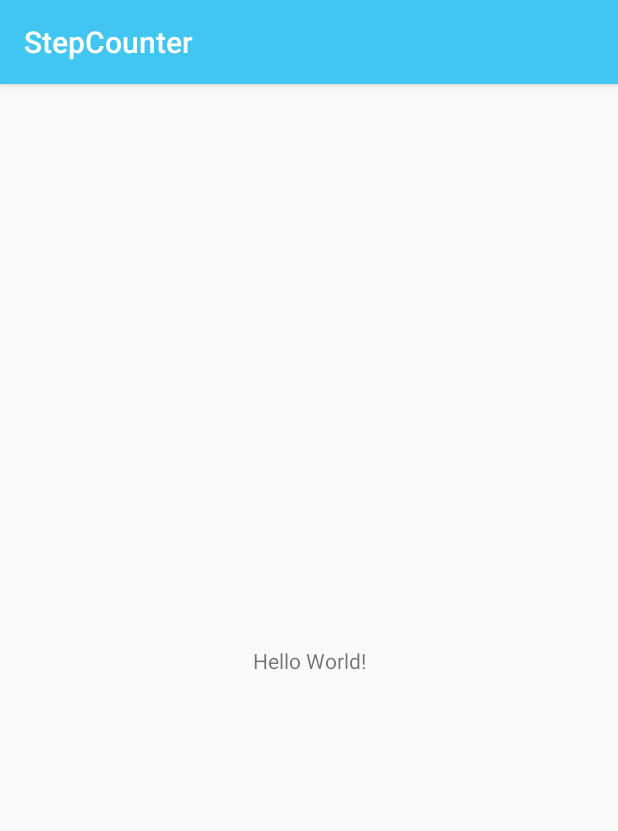
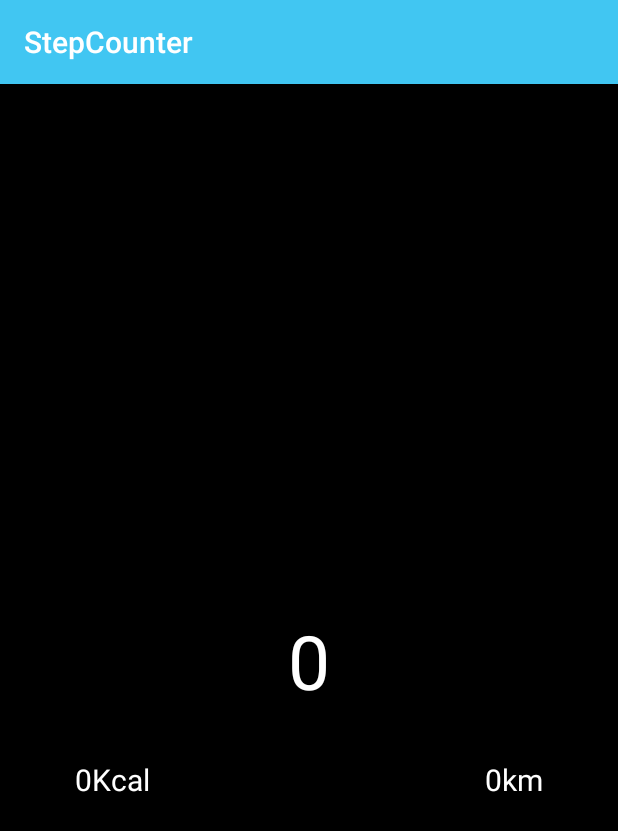
Before and after one commit to devanica/Speed, an Android app: the screen it shows after launch (MainActivity), on a phone screen of 412 x 824 dp. Shown: the top 831 px of the screen. Run offline under Robolectric (Android 15) with nearby library versions, the phone set to English and light mode, and no system bars.

Commit message:
Added calorie counter and kilometer counter

```diff
--- a/app/src/main/java/com/application/stepcounter/MainActivity.kt
+++ b/app/src/main/java/com/application/stepcounter/MainActivity.kt
@@ -1,11 +1,12 @@
 package com.application.stepcounter
 
+import android.annotation.SuppressLint
 import android.content.Context
 import android.hardware.Sensor
 import android.hardware.SensorManager
 import android.os.Bundle
-import android.widget.Toast
 import androidx.appcompat.app.AppCompatActivity
+import kotlinx.android.synthetic.main.activity_main.*
 
 class MainActivity : AppCompatActivity() {
     private var mStepCounter: StepCounter? = null
@@ -14,25 +15,42 @@ class MainActivity : AppCompatActivity() {
 
     private var steps = 0
 
+    @SuppressLint("SetTextI18n")
     public override fun onCreate(savedInstanceState: Bundle?) {
         super.onCreate(savedInstanceState)
         setContentView(R.layout.activity_main)
 
+        if (savedInstanceState == null){
+            tv_steps.text = steps.toString()
+            tv_kilometers.text = "${Util.calculateKilometers(steps)}km"
+            tv_calories.text = "${Util.calculateCalories(steps)}Kcal"
+        }
+
         mSensorManager = getSystemService(Context.SENSOR_SERVICE) as SensorManager
         mAccelerometer = mSensorManager!!.getDefaultSensor(Sensor.TYPE_ACCELEROMETER)
         mStepCounter = StepCounter(object : StepCounter.StepListener {
+            @SuppressLint("SetTextI18n")
             override fun onStepTaken() {
-                Toast.makeText(applicationContext, "Sensors are working", Toast.LENGTH_SHORT)
-                    .show()
-                steps =+ 1
-                savedInstanceState!!.putInt("steps", steps)
+                steps += 1
+                tv_steps.text = steps.toString()
+                tv_kilometers.text = "${Util.calculateKilometers(steps)} km"
+                tv_calories.text = "${Util.calculateCalories(steps)} Kcal"
             }
         })
     }
 
+    override fun onSaveInstanceState(outState: Bundle) {
+        super.onSaveInstanceState(outState)
+        outState.putInt("steps", steps)
+    }
+
+    @SuppressLint("SetTextI18n")
     override fun onRestoreInstanceState(savedInstanceState: Bundle) {
         super.onRestoreInstanceState(savedInstanceState)
         steps = savedInstanceState.getInt("steps")
+        tv_steps.text = steps.toString()
+        tv_kilometers.text = "${Util.calculateKilometers(steps)}km"
+        tv_calories.text = "${Util.calculateCalories(steps)}Kcal"
     }
 
     override fun onResume() {
--- a/app/src/main/java/com/application/stepcounter/StepCounter.kt
+++ b/app/src/main/java/com/application/stepcounter/StepCounter.kt
@@ -1,16 +1,13 @@
 package com.application.stepcounter
 
-import android.app.Service
-import android.content.Intent
 import android.hardware.Sensor
 import android.hardware.SensorEvent
 import android.hardware.SensorEventListener
-import android.os.IBinder
 
-class StepCounter(private val mStepListener: StepListener) : Service(), SensorEventListener {
+class StepCounter(private val mStepListener: StepListener) : SensorEventListener {
 
     override fun onSensorChanged(event: SensorEvent) {
-        if (event.values[0] > 15 || event.values[1] > 15 || event.values[2] > 15) {
+        if (event.values[0] > 20 || event.values[1] > 20 || event.values[2] > 20) {
             mStepListener.onStepTaken()
         }
     }
@@ -19,10 +16,6 @@ class StepCounter(private val mStepListener: StepListener) : Service(), SensorEv
 
     }
 
-    override fun onBind(intent: Intent): IBinder? {
-        return null
-    }
-
     interface StepListener {
         fun onStepTaken()
     }
--- /dev/null
+++ b/app/src/main/java/com/application/stepcounter/Util.kt
@@ -0,0 +1,15 @@
+package com.application.stepcounter
+
+import java.text.DecimalFormat
+
+object Util {
+    private val decimalFormat = DecimalFormat("#.##")
+
+    fun calculateKilometers(steps: Int): String{
+        return decimalFormat.format((steps.toDouble()/2000)*1.609)
+    }
+
+    fun calculateCalories(steps: Int): String{
+        return decimalFormat.format((steps.toDouble()/2000)*1.609*55)
+    }
+}
--- a/app/src/main/res/layout/activity_main.xml
+++ b/app/src/main/res/layout/activity_main.xml
@@ -1,18 +1,46 @@
 <?xml version="1.0" encoding="utf-8"?>
-<androidx.constraintlayout.widget.ConstraintLayout xmlns:android="http://schemas.android.com/apk/res/android"
+<androidx.constraintlayout.widget.ConstraintLayout
+    xmlns:android="http://schemas.android.com/apk/res/android"
     xmlns:app="http://schemas.android.com/apk/res-auto"
     xmlns:tools="http://schemas.android.com/tools"
     android:layout_width="match_parent"
     android:layout_height="match_parent"
+    android:background="@android:color/black"
     tools:context=".MainActivity">
 
     <TextView
+        android:id="@+id/tv_steps"
         android:layout_width="wrap_content"
         android:layout_height="wrap_content"
-        android:text="Hello World!"
+        android:textColor="@android:color/white"
+        android:textSize="50sp"
         app:layout_constraintBottom_toBottomOf="parent"
         app:layout_constraintLeft_toLeftOf="parent"
         app:layout_constraintRight_toRightOf="parent"
         app:layout_constraintTop_toTopOf="parent" />
 
+    <TextView
+        android:id="@+id/tv_kilometers"
+        android:layout_width="wrap_content"
+        android:layout_height="wrap_content"
+        android:layout_marginTop="32dp"
+        android:layout_marginEnd="50dp"
+        android:textColor="@android:color/white"
+        android:textSize="20sp"
+        app:layout_constraintEnd_toEndOf="parent"
+        app:layout_constraintTop_toBottomOf="@+id/tv_steps">
+    </TextView>
+
+    <TextView
+        android:id="@+id/tv_calories"
+        android:layout_width="wrap_content"
+        android:layout_height="wrap_content"
+        android:layout_marginStart="50dp"
+        android:layout_marginTop="32dp"
+        android:textColor="@android:color/white"
+        android:textSize="20sp"
+        app:layout_constraintStart_toStartOf="parent"
+        app:layout_constraintTop_toBottomOf="@+id/tv_steps">
+    </TextView>
+
 </androidx.constraintlayout.widget.ConstraintLayout>
```
